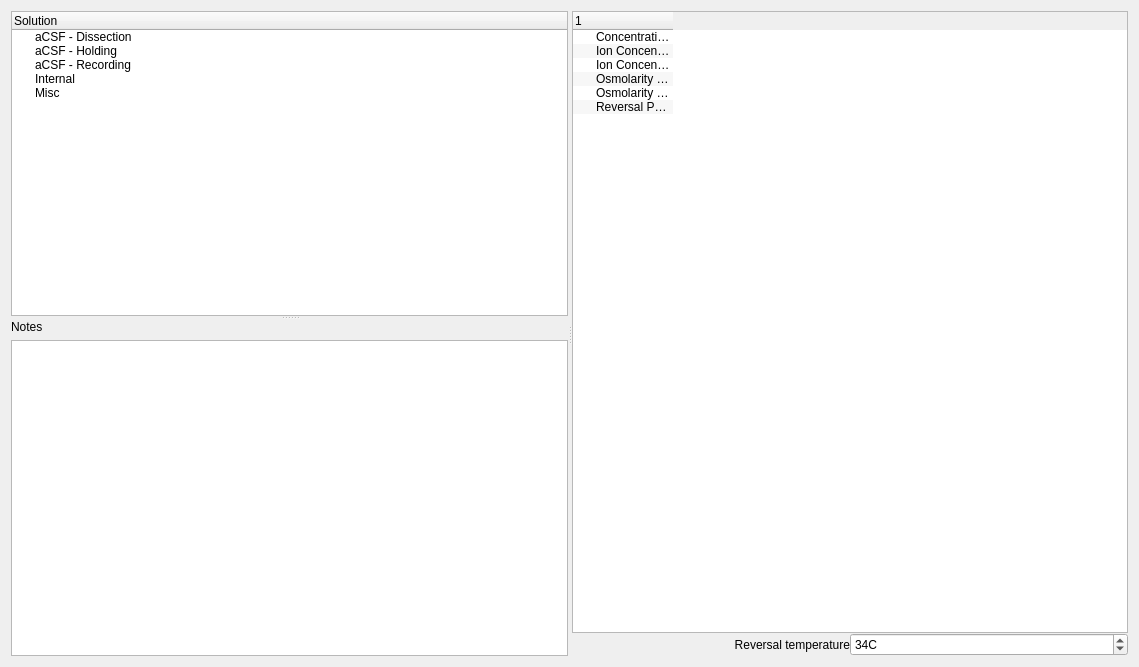
Qt form pycsf/solutionEditorTemplate.ui (campagnola/pycsf) before a commit.
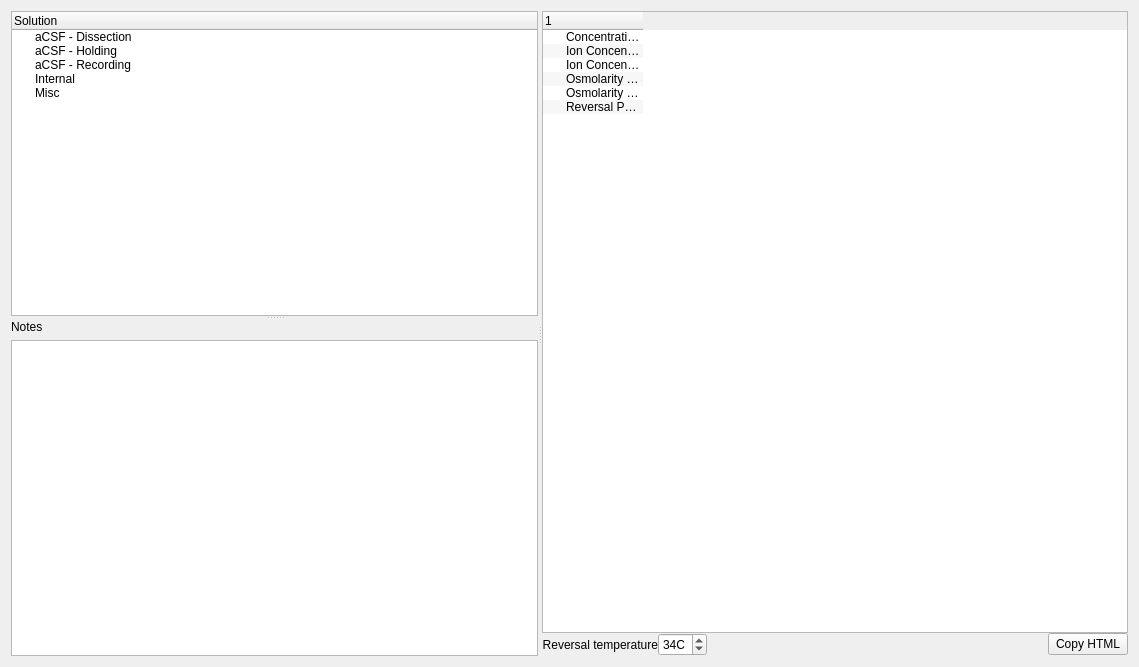
The same form after that commit. Custom widgets are drawn as their Qt base class.

Commit message: Add copy-to-html from solution tree

```diff
--- a/pycsf/solutionEditorTemplate.ui
+++ b/pycsf/solutionEditorTemplate.ui
@@ -144,6 +144,13 @@
            </property>
           </widget>
          </item>
+         <item row="0" column="3">
+          <widget class="QPushButton" name="copyHtmlBtn">
+           <property name="text">
+            <string>Copy HTML</string>
+           </property>
+          </widget>
+         </item>
          <item row="0" column="1">
           <widget class="QSpinBox" name="reverseTempSpin">
            <property name="suffix">
@@ -154,6 +161,19 @@
            </property>
           </widget>
          </item>
+         <item row="0" column="2">
+          <spacer name="horizontalSpacer">
+           <property name="orientation">
+            <enum>Qt::Horizontal</enum>
+           </property>
+           <property name="sizeHint" stdset="0">
+            <size>
+             <width>40</width>
+             <height>20</height>
+            </size>
+           </property>
+          </spacer>
+         </item>
         </layout>
        </item>
       </layout>
```
The commit also changes 4 other files.
